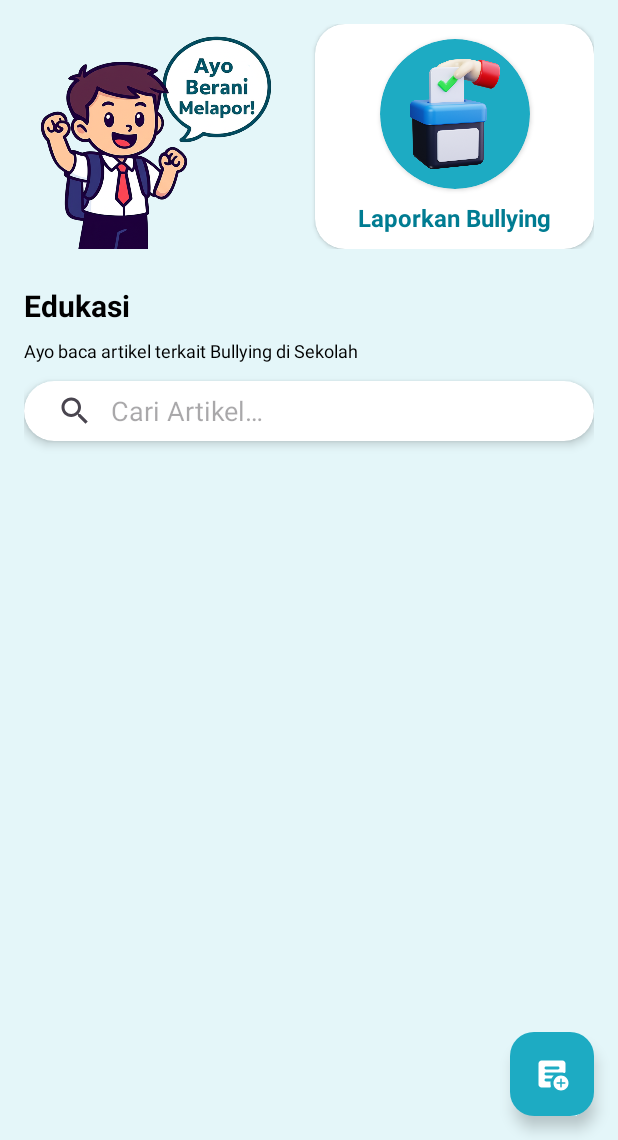
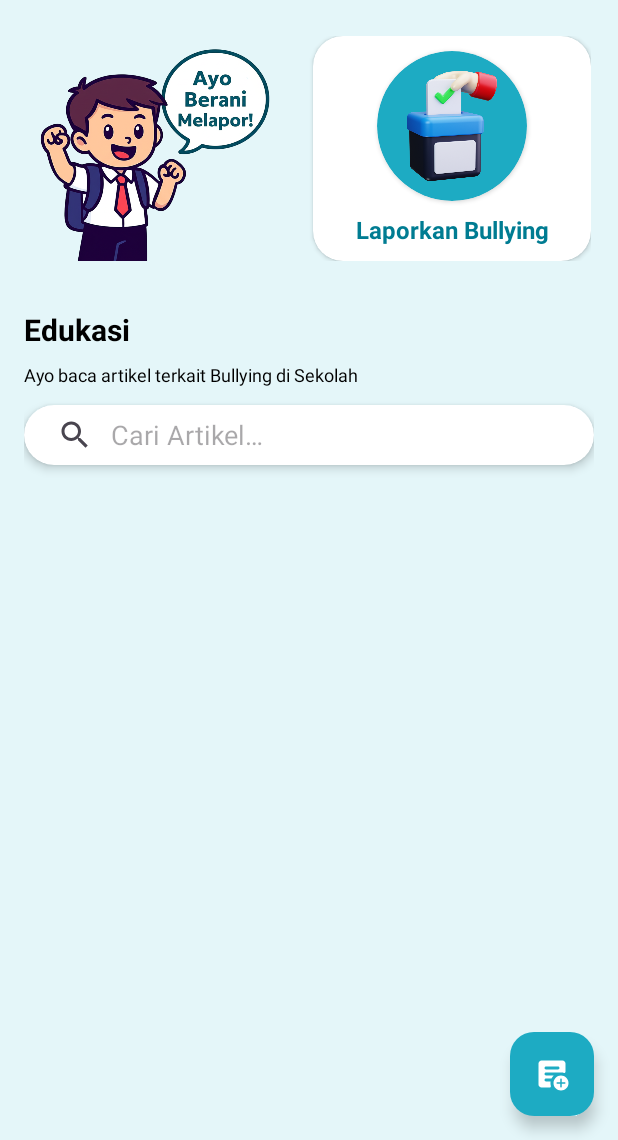
Before and after one commit to khrlanamm/Mandu_TemanNgadu, an Android app: the screen it shows after launch once a user with an empty profile is signed in (MainActivity), on a phone screen of 412 x 824 dp, the part 96-1236 px from its top. Run offline under Robolectric (Android 15) with nearby library versions, the phone set to English and light mode, and no system bars; our stand-ins replace Firebase (no records; nobody signed in at launch, a user with empty details on screens opened directly).

Commit message:
Navigation: Intent for Opening Section
The "opening" section in the main activity now navigates to the ReportActivity when clicked. Layout adjustments have been made to the "opening" LinearLayout, including padding and constraint updates. The ImageView within this section now correctly uses the contentDescription string resource.

```diff
--- a/app/src/main/java/com/khrlanamm/mandu/MainActivity.kt
+++ b/app/src/main/java/com/khrlanamm/mandu/MainActivity.kt
@@ -29,6 +29,11 @@ class MainActivity : AppCompatActivity() {
             val intent = Intent(this, ReportActivity::class.java)
             startActivity(intent)
         }
+
+        binding.opening.setOnClickListener {
+            val intent = Intent(this, ReportActivity::class.java)
+            startActivity(intent)
+        }
     }
 
     override fun onCreateOptionsMenu(menu: Menu): Boolean {
--- a/app/src/main/res/layout/activity_main.xml
+++ b/app/src/main/res/layout/activity_main.xml
@@ -46,11 +46,14 @@
                 android:id="@+id/opening"
                 android:layout_width="0dp"
                 android:layout_height="wrap_content"
+                android:baselineAligned="false"
                 android:orientation="horizontal"
-                android:baselineAligned="false"
-                app:layout_constraintTop_toTopOf="parent"
+                android:paddingTop="8dp"
+                android:paddingEnd="2dp"
+                android:paddingBottom="8dp"
+                app:layout_constraintEnd_toEndOf="parent"
                 app:layout_constraintStart_toStartOf="parent"
-                app:layout_constraintEnd_toEndOf="parent">
+                app:layout_constraintTop_toTopOf="parent">
 
                 <!-- Gambar di sebelah kiri -->
                 <ImageView
@@ -58,9 +61,9 @@
                     android:layout_width="0dp"
                     android:layout_height="150dp"
                     android:layout_weight="1"
+                    android:contentDescription="@string/vintage_image_description"
                     android:scaleType="centerCrop"
-                    android:src="@drawable/vintage"
-                    android:contentDescription="@string/vintage_image_description" />
+                    android:src="@drawable/vintage" />
 
                 <!-- Card "Laporkan Bullying" di sebelah kanan -->
                 <androidx.cardview.widget.CardView
```
